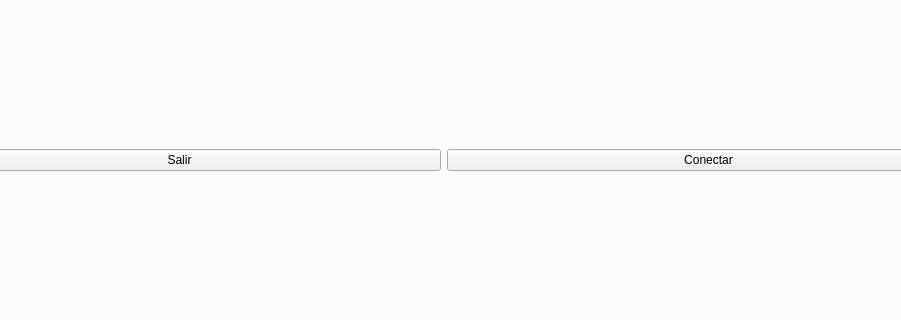
First picture: the form in tienda.ui, repository Ladis72/tienda, before the edit; both pictures show x 106 to 1007 and y 208 to 528 of the 1100 by 754 pixel window.
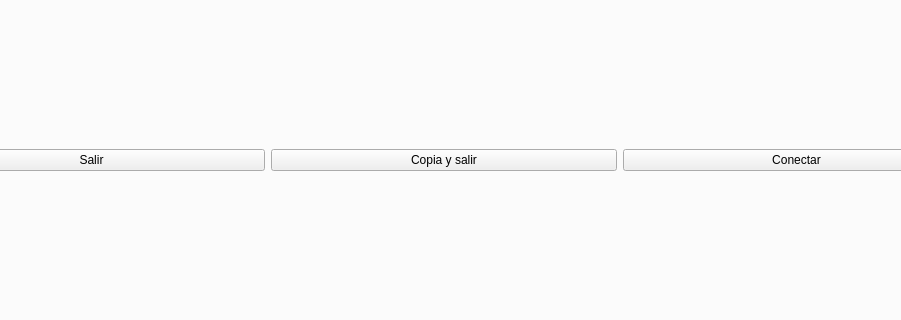
Second picture: the form after the edit. The open tabs and pages were chosen to show the change. Icons and pictures are not drawn.

Commit message: Copia seguridad

Patch:
```diff
--- a/tienda.ui
+++ b/tienda.ui
@@ -380,6 +380,13 @@
           </property>
          </widget>
         </item>
+        <item>
+         <widget class="QPushButton" name="pushButtonCopia">
+          <property name="text">
+           <string>Copia y salir</string>
+          </property>
+         </widget>
+        </item>
         <item>
          <widget class="QPushButton" name="pushButtonConectar">
           <property name="enabled">
```
Left out of the diff: 6 changed lines with no effect on the pictures. The commit also changes 7 other files.
